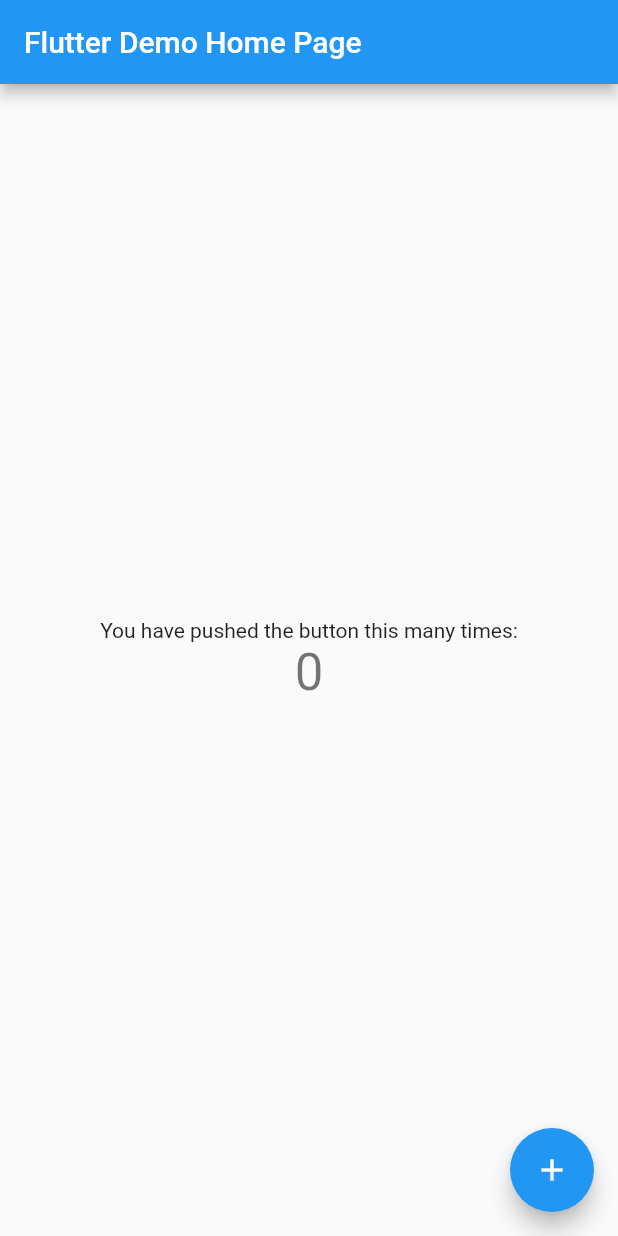
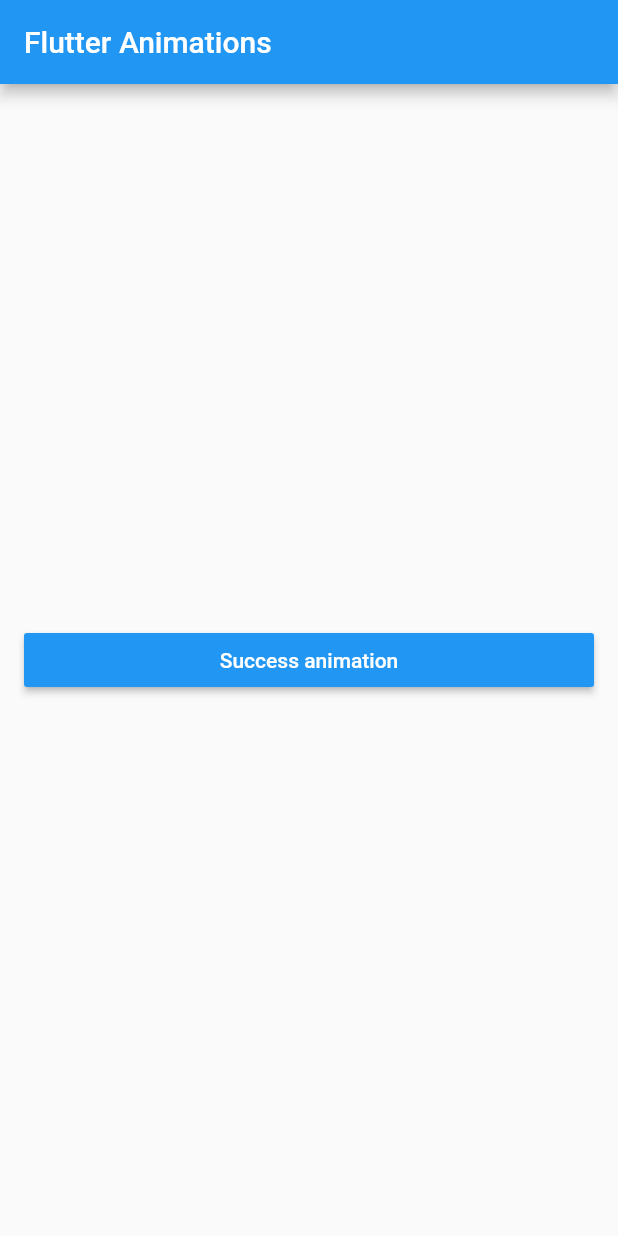
Before and after one commit to chiuchiolo30/flutter-animations, a Flutter app: the screen it shows after launch, on a phone screen of 412 x 824 dp. Run offline on Flutter 3.47's test engine with Material 2 defaults, Android fonts, the phone set to English and light mode, and no system bars.

Commit message:
success animation

```diff
--- /dev/null
+++ b/lib/home/home_screen.dart
@@ -0,0 +1,60 @@
+import 'package:flutter/material.dart';
+import 'package:flutter_animations/animations/success_animation.dart';
+
+
+class MyHomeScreen extends StatefulWidget {
+  const MyHomeScreen({super.key});
+
+
+  @override
+  State<MyHomeScreen> createState() => _MyHomeScreenState();
+}
+
+class _MyHomeScreenState extends State<MyHomeScreen> {
+
+  @override
+  Widget build(BuildContext context) {
+
+    return Scaffold(
+      appBar: AppBar(
+
+
+        title: const Text('Flutter Animations'),
+      ),
+      body: Padding(
+        padding: const EdgeInsets.all(16.0),
+        child: Column(
+          crossAxisAlignment: CrossAxisAlignment.stretch,
+          mainAxisAlignment: MainAxisAlignment.center,
+          children: <Widget>[
+            MaterialButton(
+              color: Colors.blue,
+              child: const Text('Success animation', style: TextStyle(color: Colors.white),),
+              onPressed: () {
+                Navigator.of(context).push(
+                  PageRouteBuilder(
+                    pageBuilder: (context, animation, secondaryAnimation) => const SuccessAnimation(),
+                    transitionsBuilder: (context, animation, secondaryAnimation, child) {
+                      return ScaleTransition(
+                        scale: Tween<double>(begin: 0.0, end: 1.0).animate(
+                          CurvedAnimation(
+                            parent: animation,
+                            curve: Curves.easeInOut,
+                            reverseCurve: Curves.easeInOut
+                            )
+                        ),
+                        child: child,
+                        );
+                    },
+                    transitionDuration: const Duration( milliseconds: 700 ),
+                    reverseTransitionDuration: const Duration( milliseconds: 700)
+                    )
+                  );
+              },
+            )
+          ],
+        ),
+      ),
+    );
+  }
+}
--- a/lib/main.dart
+++ b/lib/main.dart
@@ -1,4 +1,5 @@
 import 'package:flutter/material.dart';
+import 'package:flutter_animations/home/home_screen.dart';
 
 void main() {
   runApp(const MyApp());
@@ -7,109 +8,18 @@ void main() {
 class MyApp extends StatelessWidget {
   const MyApp({super.key});
 
-  // This widget is the root of your application.
+
   @override
   Widget build(BuildContext context) {
     return MaterialApp(
-      title: 'Flutter Demo',
+      debugShowCheckedModeBanner: false,
+      title: 'Flutter Animations',
       theme: ThemeData(
-        // This is the theme of your application.
-        //
-        // Try running your application with "flutter run". You'll see the
-        // application has a blue toolbar. Then, without quitting the app, try
-        // changing the primarySwatch below to Colors.green and then invoke
-        // "hot reload" (press "r" in the console where you ran "flutter run",
-        // or simply save your changes to "hot reload" in a Flutter IDE).
-        // Notice that the counter didn't reset back to zero; the application
-        // is not restarted.
+
+
         primarySwatch: Colors.blue,
       ),
-      home: const MyHomePage(title: 'Flutter Demo Home Page'),
+      home: const MyHomeScreen(),
     );
   }
 }
-
-class MyHomePage extends StatefulWidget {
-  const MyHomePage({super.key, required this.title});
-
-  // This widget is the home page of your application. It is stateful, meaning
-  // that it has a State object (defined below) that contains fields that affect
-  // how it looks.
-
-  // This class is the configuration for the state. It holds the values (in this
-  // case the title) provided by the parent (in this case the App widget) and
-  // used by the build method of the State. Fields in a Widget subclass are
-  // always marked "final".
-
-  final String title;
-
-  @override
-  State<MyHomePage> createState() => _MyHomePageState();
-}
-
-class _MyHomePageState extends State<MyHomePage> {
-  int _counter = 0;
-
-  void _incrementCounter() {
-    setState(() {
-      // This call to setState tells the Flutter framework that something has
-      // changed in this State, which causes it to rerun the build method below
-      // so that the display can reflect the updated values. If we changed
-      // _counter without calling setState(), then the build method would not be
-      // called again, and so nothing would appear to happen.
-      _counter++;
-    });
-  }
-
-  @override
-  Widget build(BuildContext context) {
-    // This method is rerun every time setState is called, for instance as done
-    // by the _incrementCounter method above.
-    //
-    // The Flutter framework has been optimized to make rerunning build methods
-    // fast, so that you can just rebuild anything that needs updating rather
-    // than having to individually change instances of widgets.
-    return Scaffold(
-      appBar: AppBar(
-        // Here we take the value from the MyHomePage object that was created by
-        // the App.build method, and use it to set our appbar title.
-        title: Text(widget.title),
-      ),
-      body: Center(
-        // Center is a layout widget. It takes a single child and positions it
-        // in the middle of the parent.
-        child: Column(
-          // Column is also a layout widget. It takes a list of children and
-          // arranges them vertically. By default, it sizes itself to fit its
-          // children horizontally, and tries to be as tall as its parent.
-          //
-          // Invoke "debug painting" (press "p" in the console, choose the
-          // "Toggle Debug Paint" action from the Flutter Inspector in Android
-          // Studio, or the "Toggle Debug Paint" command in Visual Studio Code)
-          // to see the wireframe for each widget.
-          //
-          // Column has various properties to control how it sizes itself and
-          // how it positions its children. Here we use mainAxisAlignment to
-          // center the children vertically; the main axis here is the vertical
-          // axis because Columns are vertical (the cross axis would be
-          // horizontal).
-          mainAxisAlignment: MainAxisAlignment.center,
-          children: <Widget>[
-            const Text(
-              'You have pushed the button this many times:',
-            ),
-            Text(
-              '$_counter',
-              style: Theme.of(context).textTheme.headlineMedium,
-            ),
-          ],
-        ),
-      ),
-      floatingActionButton: FloatingActionButton(
-        onPressed: _incrementCounter,
-        tooltip: 'Increment',
-        child: const Icon(Icons.add),
-      ), // This trailing comma makes auto-formatting nicer for build methods.
-    );
-  }
-}
```
Also changed, not shown: lib/animations/success_animation.dart (added, +57 -0 lines).
